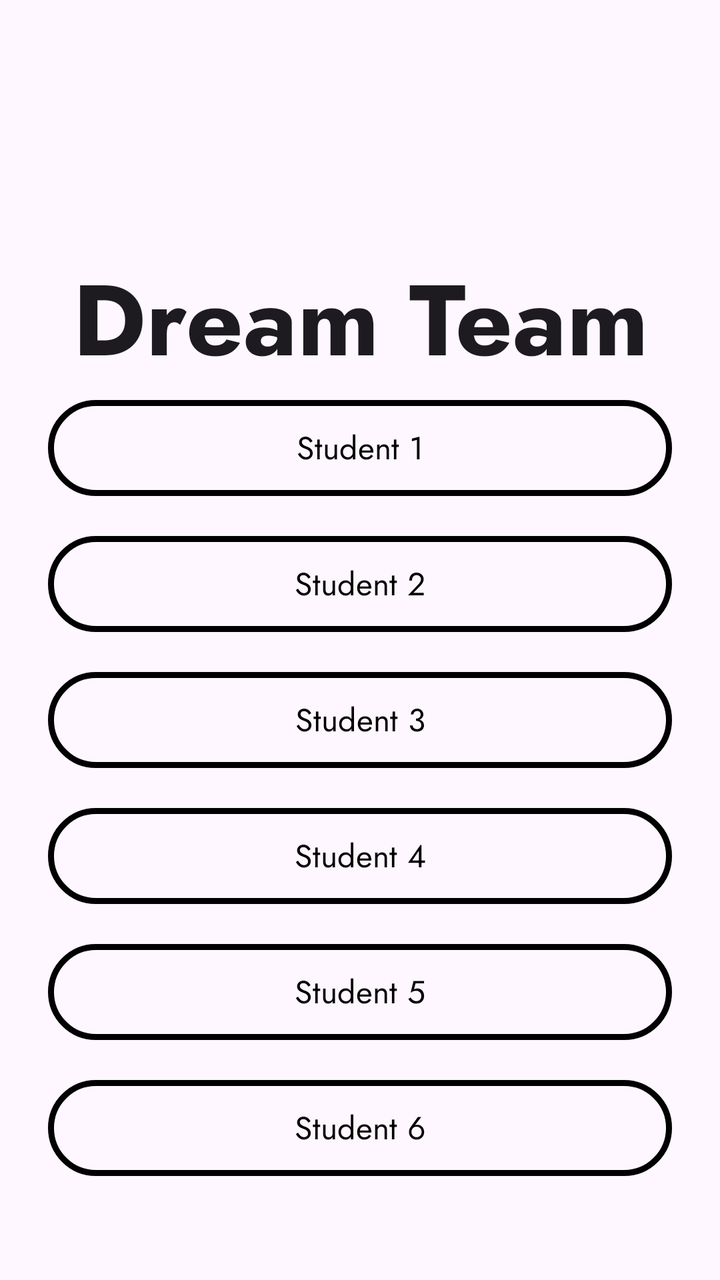
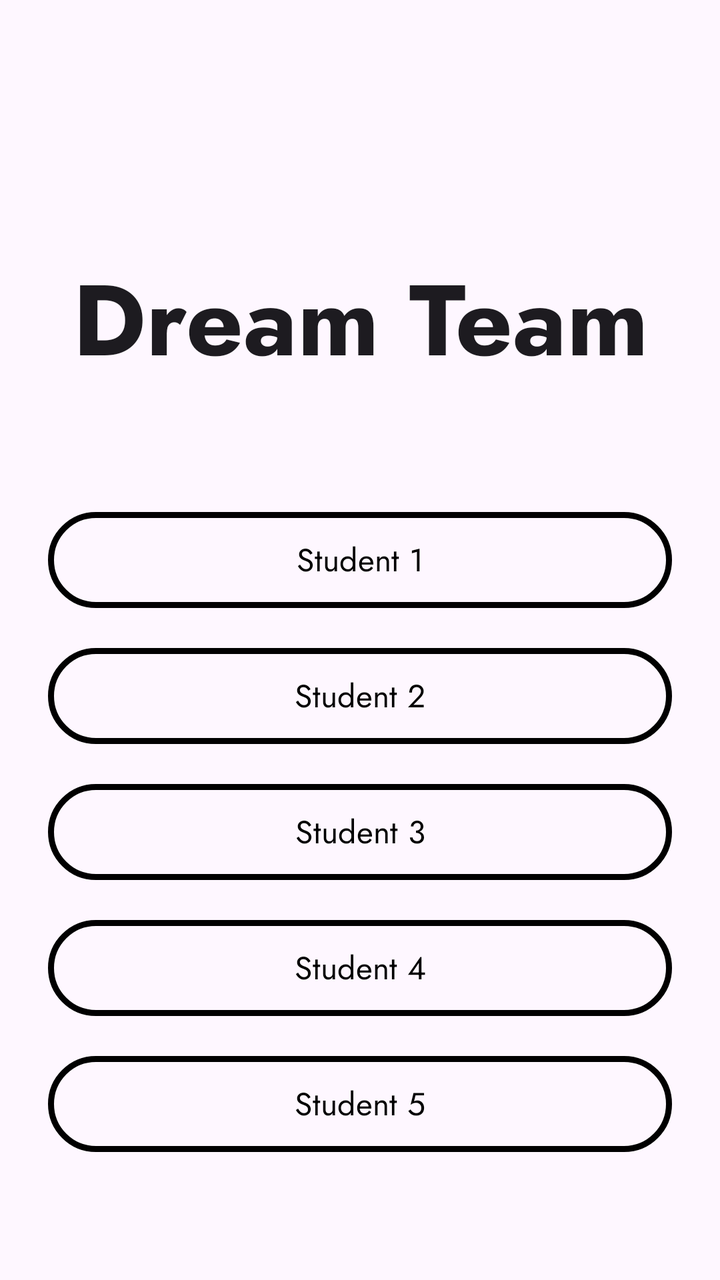

Before-and-after screenshots of an Android layout around one commit, followed by the original layout XML and the change that was made.
<!-- AndroidManifest.xml: activity theme Theme.DreamTeam -->
<!-- res/layout/activity_main.xml -->
<?xml version="1.0" encoding="utf-8"?>
<androidx.constraintlayout.widget.ConstraintLayout
    xmlns:android="http://schemas.android.com/apk/res/android"
    xmlns:app="http://schemas.android.com/apk/res-auto"
    android:layout_width="match_parent"
    android:layout_height="match_parent"
    android:background="?attr/colorSurface"
    android:padding="24dp">

    
    <TextView
        android:id="@+id/tvTitle"
        android:layout_width="0dp"
        android:layout_height="wrap_content"
        android:fontFamily="@font/jostbold"
        android:gravity="center"
        android:paddingTop="100dp"
        android:text="Dream Team"
        android:textColor="?attr/colorOnSurface"
        android:textSize="50sp"
        android:textStyle="bold"
        app:layout_constraintEnd_toEndOf="parent"
        app:layout_constraintStart_toStartOf="parent"
        app:layout_constraintTop_toTopOf="parent" />

    
    <LinearLayout
        android:id="@+id/buttonGroup"
        android:layout_width="0dp"
        android:layout_height="wrap_content"
        android:orientation="vertical"
        android:gravity="center"
        android:paddingBottom="24dp"
        app:layout_constraintBottom_toBottomOf="parent"
        app:layout_constraintStart_toStartOf="parent"
        app:layout_constraintEnd_toEndOf="parent">

        
        <com.google.android.material.button.MaterialButton
            android:id="@+id/btnStudent1"
            android:layout_width="match_parent"
            android:layout_height="56dp"
            android:layout_marginBottom="12dp"
            android:fontFamily="@font/jostregular"
            android:text="Student 1"
            android:textColor="@android:color/black"
            android:textSize="16sp"
            app:backgroundTint="@android:color/transparent"
            app:cornerRadius="50dp"
            app:rippleColor="@android:color/black"
            app:strokeColor="@android:color/black"
            app:strokeWidth="3dp" />

        
        <com.google.android.material.button.MaterialButton
            android:id="@+id/btnStudent2"
            android:layout_width="match_parent"
            android:layout_height="56dp"
            android:layout_marginBottom="12dp"
            android:fontFamily="@font/jostregular"
            android:text="Student 2"
            android:textColor="@android:color/black"
            android:textSize="16sp"
            app:backgroundTint="@android:color/transparent"
            app:cornerRadius="50dp"
            app:rippleColor="@android:color/black"
            app:strokeColor="@android:color/black"
            app:strokeWidth="3dp" />

        
        <com.google.android.material.button.MaterialButton
            android:id="@+id/btnStudent3"
            android:layout_width="match_parent"
            android:layout_height="56dp"
            android:layout_marginBottom="12dp"
            android:fontFamily="@font/jostregular"
            android:text="Student 3"
            android:textColor="@android:color/black"
            android:textSize="16sp"
            app:backgroundTint="@android:color/transparent"
            app:cornerRadius="50dp"
            app:rippleColor="@android:color/black"
            app:strokeColor="@android:color/black"
            app:strokeWidth="3dp" />

        
        <com.google.android.material.button.MaterialButton
            android:id="@+id/btnStudent4"
            android:layout_width="match_parent"
            android:layout_height="56dp"
            android:layout_marginBottom="12dp"
            android:fontFamily="@font/jostregular"
            android:text="Student 4"
            android:textColor="@android:color/black"
            android:textSize="16sp"
            app:backgroundTint="@android:color/transparent"
            app:cornerRadius="50dp"
            app:rippleColor="@android:color/black"
            app:strokeColor="@android:color/black"
            app:strokeWidth="3dp" />

        
        <com.google.android.material.button.MaterialButton
            android:id="@+id/btnStudent5"
            android:layout_width="match_parent"
            android:layout_height="56dp"
            android:layout_marginBottom="12dp"
            android:fontFamily="@font/jostregular"
            android:text="Student 5"
            android:textColor="@android:color/black"
            android:textSize="16sp"
            app:backgroundTint="@android:color/transparent"
            app:cornerRadius="50dp"
            app:rippleColor="@android:color/black"
            app:strokeColor="@android:color/black"
            app:strokeWidth="3dp" />

        
        <com.google.android.material.button.MaterialButton
            android:id="@+id/btnStudent6"
            android:layout_width="match_parent"
            android:layout_height="56dp"
            android:fontFamily="@font/jostregular"
            android:text="Student 6"
            android:textColor="@android:color/black"
            android:textSize="16sp"
            app:backgroundTint="@android:color/transparent"
            app:cornerRadius="50dp"
            app:rippleColor="@android:color/black"
            app:strokeColor="@android:color/black"
            app:strokeWidth="3dp" />

    </LinearLayout>

</androidx.constraintlayout.widget.ConstraintLayout>
<!-- resources referenced by this layout -->
<resources>
  <style name="Theme.DreamTeam" parent="Theme.Material3.DayNight.NoActionBar">
          <item name="android:windowBackground">?attr/colorSurface</item>
  
          <item name="android:statusBarColor">@android:color/black</item>
  
      </style>
</resources>

<!-- the commit's change to res/layout/activity_main.xml (unified diff, before → after) -->
@@ -116,19 +116,6 @@
             app:strokeWidth="3dp" />
 
         
-        <com.google.android.material.button.MaterialButton
-            android:id="@+id/btnStudent6"
-            android:layout_width="match_parent"
-            android:layout_height="56dp"
-            android:fontFamily="@font/jostregular"
-            android:text="Student 6"
-            android:textColor="@android:color/black"
-            android:textSize="16sp"
-            app:backgroundTint="@android:color/transparent"
-            app:cornerRadius="50dp"
-            app:rippleColor="@android:color/black"
-            app:strokeColor="@android:color/black"
-            app:strokeWidth="3dp" />
 
     </LinearLayout>
 
